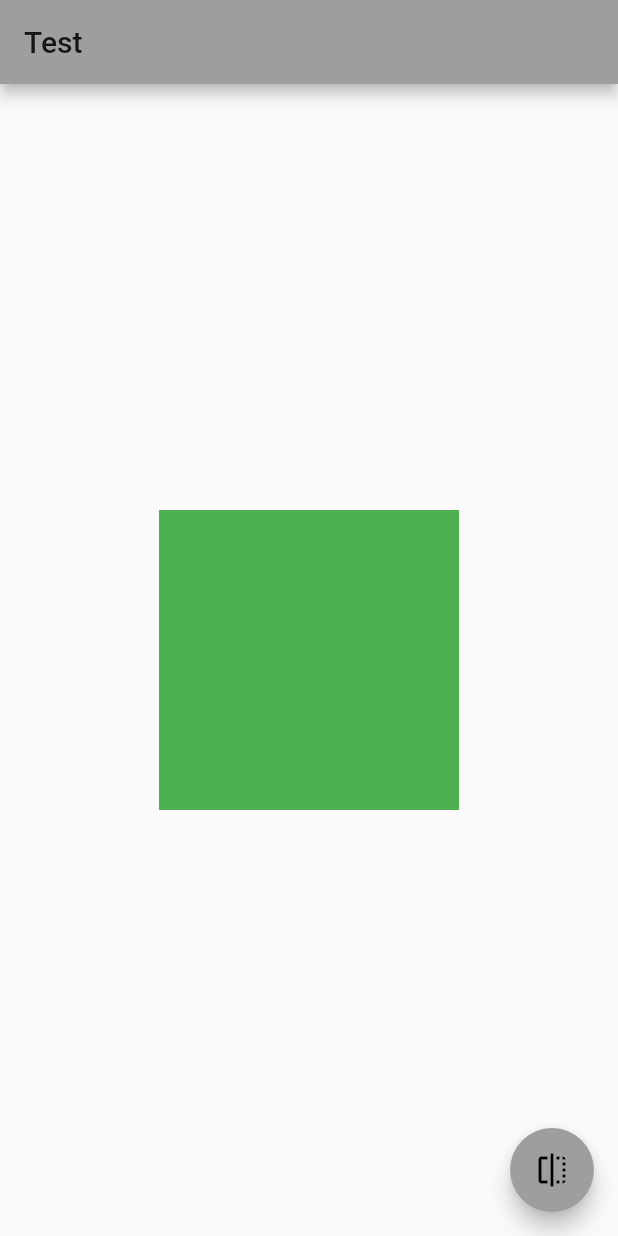
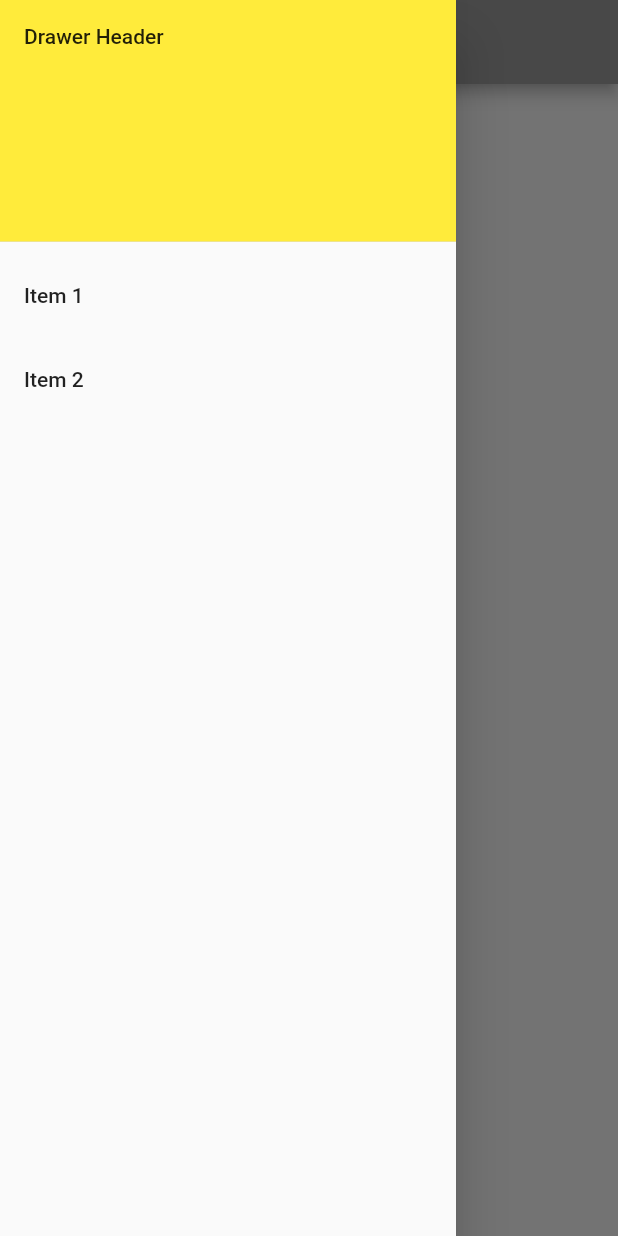
Before and after one commit to Weck1/flutter_practice, a Flutter app: the screen it shows after launch, with the side drawer open (before the commit the screen has no drawer), on a phone screen of 412 x 824 dp. Run offline on Flutter 3.47's test engine with Material 2 defaults, Android fonts, the phone set to English and light mode, and no system bars.

Commit message:
study drawer widget

```diff
--- a/lib/main.dart
+++ b/lib/main.dart
@@ -17,44 +17,40 @@ class PlatformView extends StatelessWidget {
 
 }
 
-class MyHomePage extends StatefulWidget {
+class MyHomePage extends StatelessWidget {
   final String title;
 
-  MyHomePage({Key key, this.title}) :super(key: key);
-
-  @override
-  _MyHomePageState createState() => _MyHomePageState();
-}
-
-class _MyHomePageState extends State<MyHomePage> {
-
-  bool _visible =true;
+  MyHomePage({Key key, this.title}) : super(key: key);
 
   @override
   Widget build(BuildContext context) {
     return Scaffold(
-      appBar: AppBar(
-        title: Text("Test"),
-      ),
-      body: Center(
-        child: AnimatedOpacity(
-          opacity: _visible ? 1.0 : 0.0,
-          duration: Duration(milliseconds: 500),
-          child: Container(
-            width: 200.0,
-            height: 200.0,
-            color: Colors.green,
-          ),
+      appBar: AppBar(title: Text(title)),
+      body: Center(child: Text('My page!')),
+      drawer: Drawer(
+        child: ListView(
+          padding: EdgeInsets.zero,
+          children: <Widget>[
+            DrawerHeader(
+              child: Text('Drawer Header'),
+              decoration: BoxDecoration(
+                color: Colors.yellow,
+              ),
+            ),
+            ListTile(
+              title: Text('Item 1'),
+              onTap: () {
+                Navigator.pop(context);
+              },
+            ),
+            ListTile(
+              title: Text('Item 2'),
+              onTap: () {
+                Navigator.pop(context);
+              },
+            )
+          ],
         ),
-      ),
-      floatingActionButton: FloatingActionButton(
-        onPressed: () {
-          setState(() {
-            _visible = !_visible;
-          });
-        },
-        tooltip: 'Toggle Opacity',
-        child: Icon(Icons.flip),
       ),
     );
   }
```
Also changed, not shown: 2 other files.
